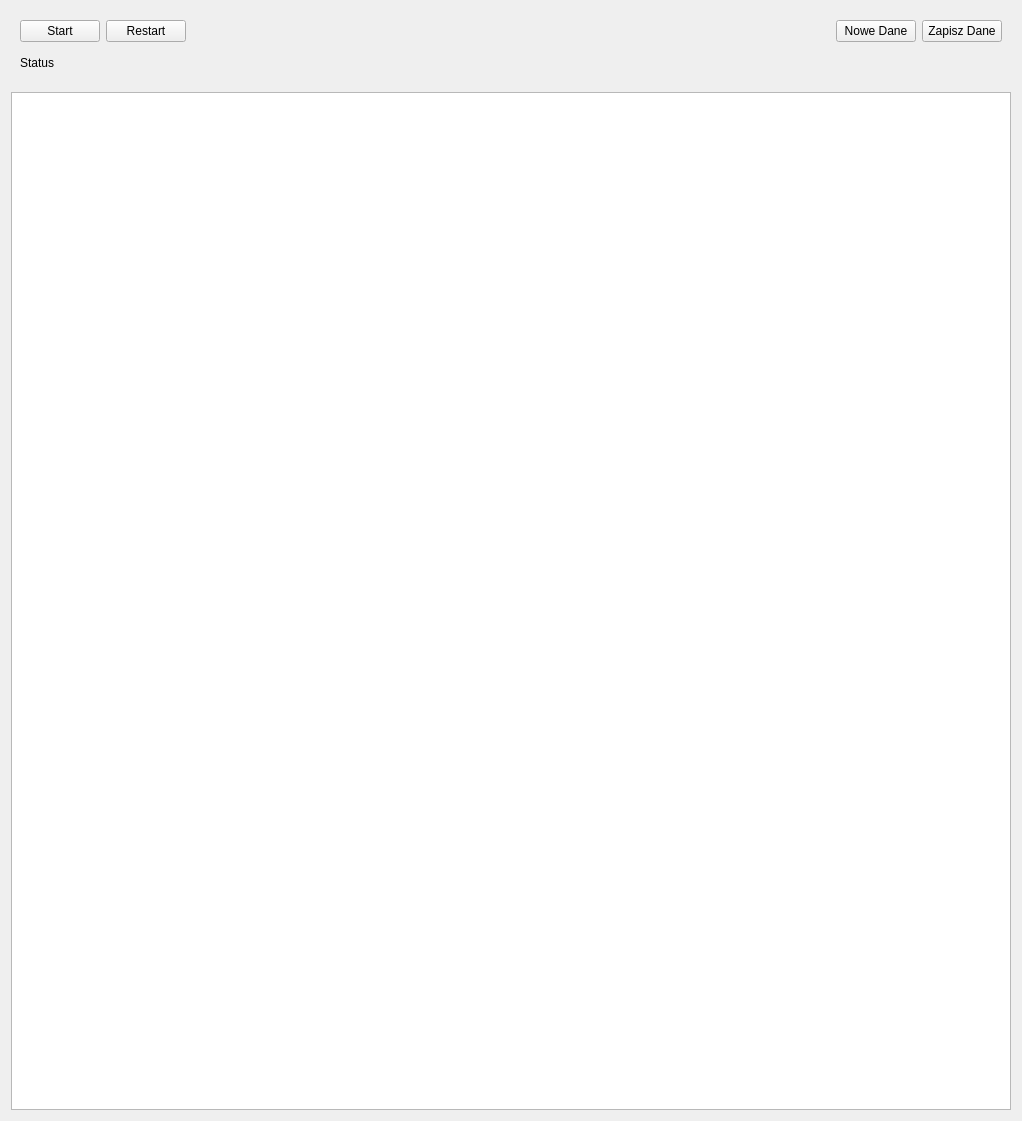
Old version of the form PrzeplywomierzGUI/Aplikacja/pozycjeroleta.ui in the repository wiacekmarcin/StanowiskoOtwock.
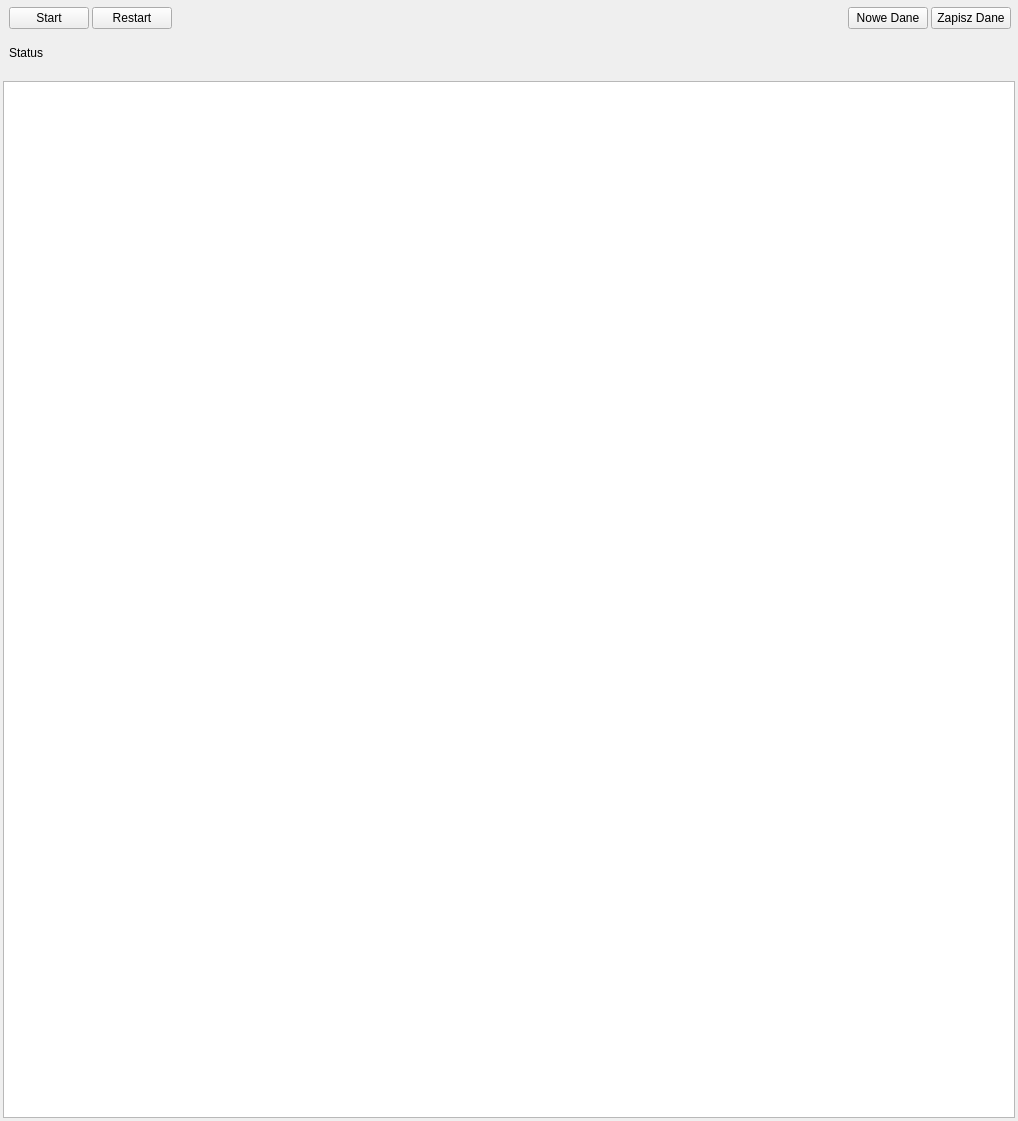
New version of the form.

Diff of the .ui file:
```diff
--- a/PrzeplywomierzGUI/Aplikacja/pozycjeroleta.ui
+++ b/PrzeplywomierzGUI/Aplikacja/pozycjeroleta.ui
@@ -14,6 +14,21 @@
    <string>Form</string>
   </property>
   <layout class="QVBoxLayout" name="verticalLayout">
+   <property name="spacing">
+    <number>3</number>
+   </property>
+   <property name="leftMargin">
+    <number>3</number>
+   </property>
+   <property name="topMargin">
+    <number>3</number>
+   </property>
+   <property name="rightMargin">
+    <number>3</number>
+   </property>
+   <property name="bottomMargin">
+    <number>3</number>
+   </property>
    <item>
     <widget class="QWidget" name="widget" native="true">
      <property name="sizePolicy">
@@ -35,11 +50,32 @@
       </size>
      </property>
      <layout class="QGridLayout" name="gridLayout">
+      <property name="leftMargin">
+       <number>6</number>
+      </property>
+      <property name="topMargin">
+       <number>4</number>
+      </property>
+      <property name="rightMargin">
+       <number>4</number>
+      </property>
+      <property name="bottomMargin">
+       <number>4</number>
+      </property>
+      <property name="spacing">
+       <number>3</number>
+      </property>
       <item row="0" column="3">
        <widget class="QPushButton" name="pbNoweDane">
         <property name="text">
          <string>Nowe Dane</string>
         </property>
+        <property name="iconSize">
+         <size>
+          <width>20</width>
+          <height>20</height>
+         </size>
+        </property>
        </widget>
       </item>
       <item row="0" column="0">
@@ -47,6 +83,12 @@
         <property name="text">
          <string>Start</string>
         </property>
+        <property name="iconSize">
+         <size>
+          <width>20</width>
+          <height>20</height>
+         </size>
+        </property>
        </widget>
       </item>
       <item row="0" column="1">
@@ -54,6 +96,12 @@
         <property name="text">
          <string>Restart</string>
         </property>
+        <property name="iconSize">
+         <size>
+          <width>20</width>
+          <height>20</height>
+         </size>
+        </property>
        </widget>
       </item>
       <item row="0" column="2">
@@ -74,6 +122,12 @@
         <property name="text">
          <string>Zapisz Dane</string>
         </property>
+        <property name="iconSize">
+         <size>
+          <width>20</width>
+          <height>20</height>
+         </size>
+        </property>
        </widget>
       </item>
       <item row="1" column="0">
```
